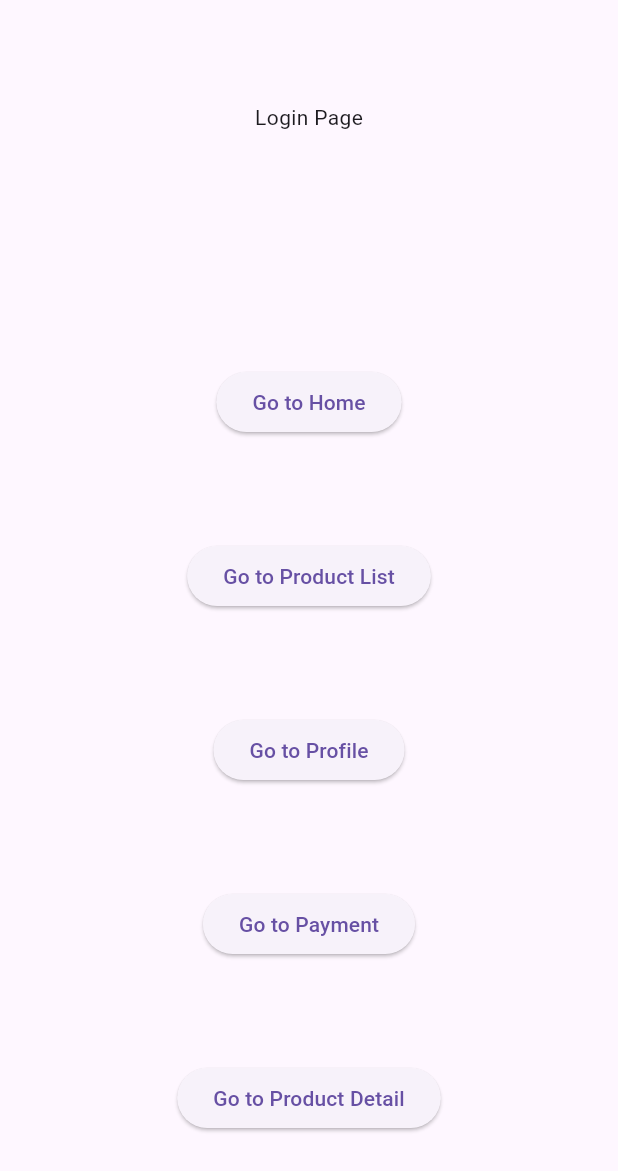
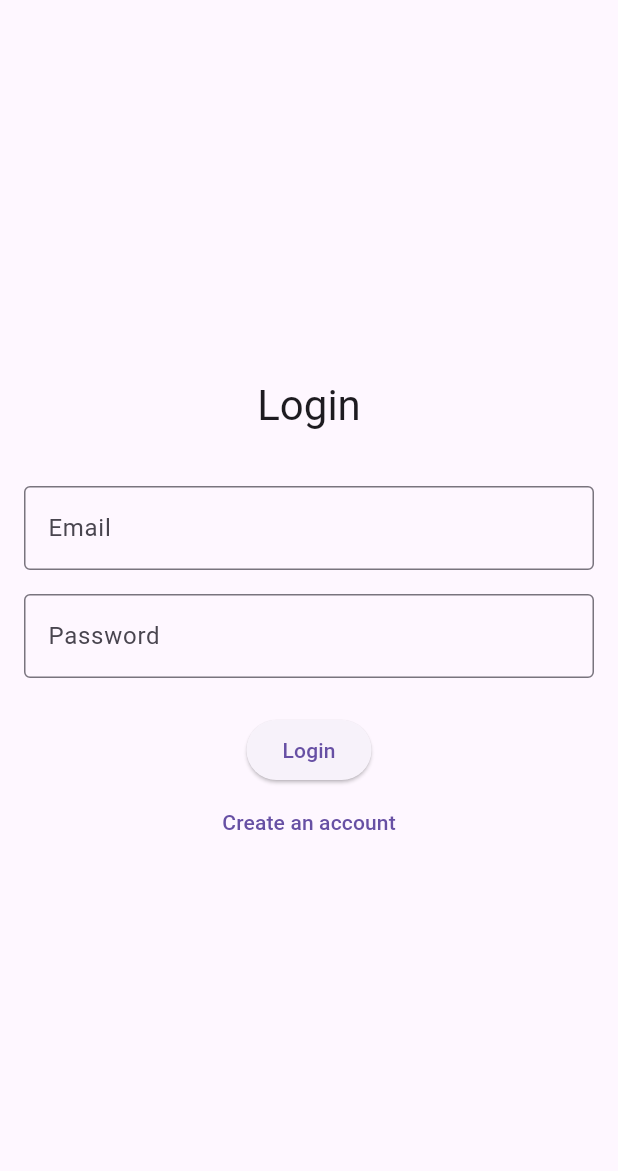
Before and after one commit to katespeed/marketplace, a Flutter app: the screen it shows after launch, on a phone screen of 412 x 824 dp. Shown: the top 1171 px of the screen. Run offline on Flutter 3.47's test engine with Material 3 defaults, Android fonts, the phone set to English and light mode, and no system bars; our stand-ins replace firebase_auth, firebase_core, flutter_hooks, flutter_riverpod, go_router, hooks_riverpod; accounts and stored records are empty; statements that could not run were skipped.

```diff
--- a/lib/presentation/pages/login.dart
+++ b/lib/presentation/pages/login.dart
@@ -1,49 +1,134 @@
 import 'package:flutter/material.dart';
+import 'package:flutter_hooks/flutter_hooks.dart';
+import 'package:hooks_riverpod/hooks_riverpod.dart';
 import 'package:go_router/go_router.dart';
+import '../../providers/auth_provider.dart';
 
-class LoginPage extends StatelessWidget {
+class LoginPage extends HookConsumerWidget {
   const LoginPage({super.key});
 
   @override
-  Widget build(BuildContext context) {
+  Widget build(BuildContext context, WidgetRef ref) {
+    final formKey = useMemoized(() => GlobalKey<FormState>());
+    final emailController = useTextEditingController();
+    final passwordController = useTextEditingController();
+    final usernameController = useTextEditingController();
+    final isLogin = useState(true);
+
+    useEffect(() {
+      return () {
+        emailController.dispose();
+        passwordController.dispose();
+        usernameController.dispose();
+      };
+    }, []);
+
+    Future<void> submit() async {
+      if (!formKey.currentState!.validate()) return;
+
+      if (isLogin.value) {
+        await ref.read(authProvider.notifier).signIn(
+              email: emailController.text,
+              password: passwordController.text,
+            );
+      } else {
+        await ref.read(authProvider.notifier).signUp(
+              email: emailController.text,
+              password: passwordController.text,
+              username: usernameController.text,
+            );
+      }
+    }
+
+    ref.listen(authProvider, (previous, next) {
+      next.whenOrNull(
+        data: (user) {
+          if (user != null) {
+            context.go('/home');
+          }
+        },
+        error: (error, stackTrace) {
+          ScaffoldMessenger.of(context).showSnackBar(
+            SnackBar(content: Text(error.toString())),
+          );
+        },
+      );
+    });
+
     return Scaffold(
       body: Center(
+        child: SingleChildScrollView(
+          padding: const EdgeInsets.all(16),
+          child: Form(
+            key: formKey,
             child: Column(
-          mainAxisAlignment: MainAxisAlignment.spaceEvenly,
+              mainAxisAlignment: MainAxisAlignment.center,
               children: [
-            const Text('Login Page'),
+                Text(
+                  isLogin.value ? 'Login' : 'Create Account',
+                  style: Theme.of(context).textTheme.headlineMedium,
+                ),
                 const SizedBox(height: 20),
+                if (!isLogin.value)
+                  TextFormField(
+                    controller: usernameController,
+                    decoration: const InputDecoration(
+                      labelText: 'Username',
+                      border: OutlineInputBorder(),
+                    ),
+                    validator: (value) {
+                      if (value == null || value.isEmpty) {
+                        return 'Please enter a username';
+                      }
+                      return null;
+                    },
+                  ),
+                const SizedBox(height: 16),
+                TextFormField(
+                  controller: emailController,
+                  decoration: const InputDecoration(
+                    labelText: 'Email',
+                    border: OutlineInputBorder(),
+                  ),
+                  validator: (value) {
+                    if (value == null || value.isEmpty) {
+                      return 'Please enter an email';
+                    }
+                    return null;
+                  },
+                ),
+                const SizedBox(height: 16),
+                TextFormField(
+                  controller: passwordController,
+                  decoration: const InputDecoration(
+                    labelText: 'Password',
+                    border: OutlineInputBorder(),
+                  ),
+                  obscureText: true,
+                  validator: (value) {
+                    if (value == null || value.isEmpty) {
+                      return 'Please enter a password';
+                    }
+                    if (value.length < 6) {
+                      return 'Password must be at least 6 characters';
+                    }
+                    return null;
+                  },
+                ),
+                const SizedBox(height: 24),
                 ElevatedButton(
+                  onPressed: submit,
+                  child: Text(isLogin.value ? 'Login' : 'Create Account'),
+                ),
+                TextButton(
                   onPressed: () {
-                context.go('/home');
+                    isLogin.value = !isLogin.value;
                   },
-              child: const Text('Go to Home'),
-            ),
-            ElevatedButton(
-              onPressed: () {
-                context.push('/product-list');
-              },
-              child: const Text('Go to Product List'),
-            ),
-            ElevatedButton(
-              onPressed: () {
-                context.push('/profile');
-              },
-              child: const Text('Go to Profile'),
-            ),
-            ElevatedButton(
-              onPressed: () {
-                context.push('/payment');
-              },
-              child: const Text('Go to Payment'),
-            ),
-            ElevatedButton(
-              onPressed: () {
-                context.push('/product-detail');
-              },
-              child: const Text('Go to Product Detail'),
+                  child: Text(isLogin.value ? 'Create an account' : 'Back to login'),
                 ),
               ],
+            ),
+          ),
         ),
       ),
     );
```
Also changed, not shown: lib/main.dart (+8 -1 lines), lib/pages/pages.dart (deleted, +0 -79 lines), lib/presentation/pages/home.dart (+63 -4 lines), lib/presentation/widgets/delete_account_button.dart (added, +122 -0 lines), lib/presentation/widgets/user_info_card.dart (added, +44 -0 lines), lib/providers/auth_provider.dart (added, +85 -0 lines), pubspec.yaml (+6 -1 lines), pubspec.lock. Lines whose indentation alone changed are shown as unchanged.
